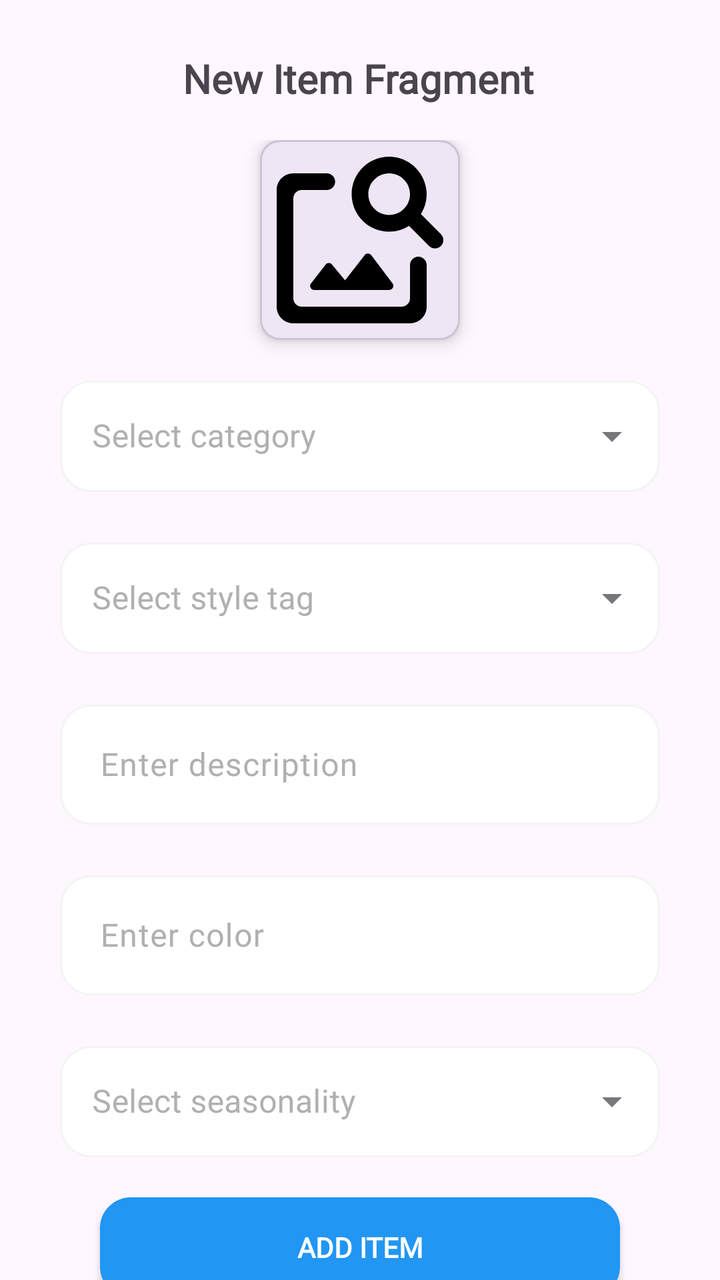
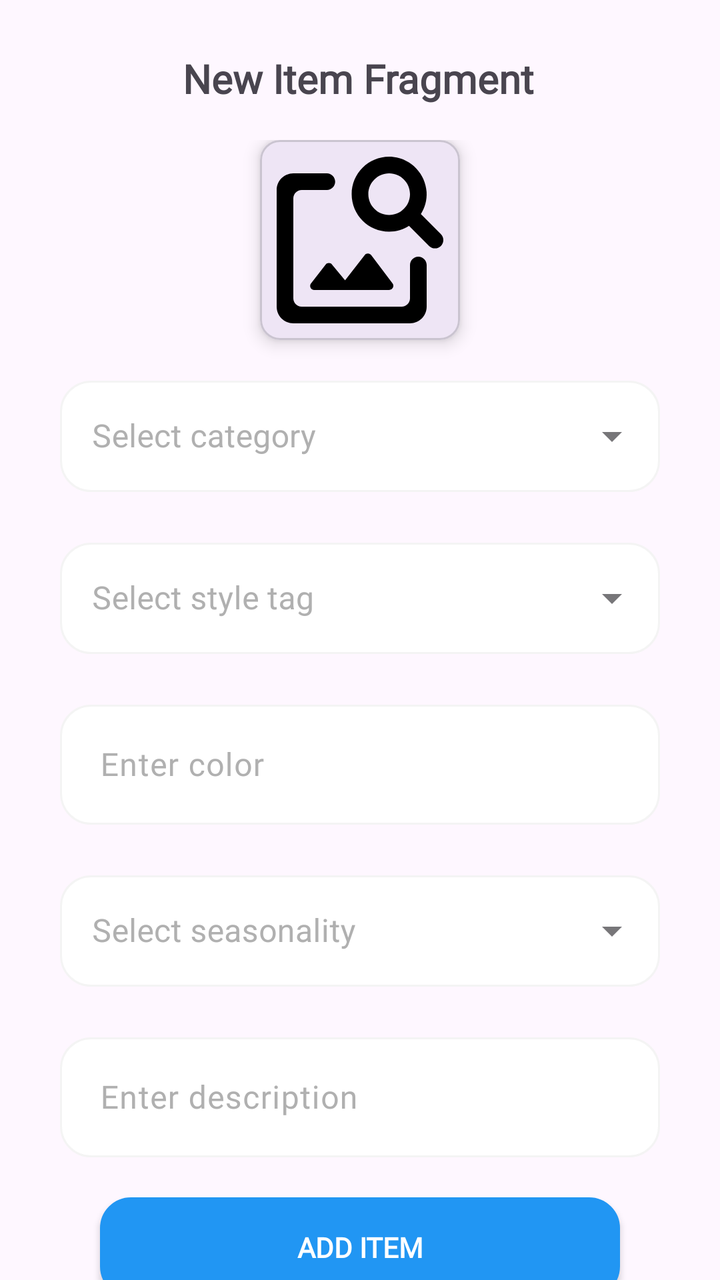

Screens rendered from an Android XML layout before and after an edit, with the pre-edit source and the edit as a unified diff.
<!-- AndroidManifest.xml: application theme Theme.StyleWIZ_vol2 -->
<!-- res/layout/fragment_new_item.xml -->
<?xml version="1.0" encoding="utf-8"?>
<androidx.constraintlayout.widget.ConstraintLayout xmlns:android="http://schemas.android.com/apk/res/android"
    xmlns:app="http://schemas.android.com/apk/res-auto"
    xmlns:tools="http://schemas.android.com/tools"
    android:layout_width="match_parent"
    android:layout_height="match_parent"
    tools:context=".NewItemFragment">

    

    <TextView
        android:id="@+id/textView9"
        android:layout_width="wrap_content"
        android:layout_height="wrap_content"
        android:fontFamily="@font/roboto"
        android:text="New Item Fragment"
        android:textSize="20sp"
        android:textStyle="bold"
        app:layout_constraintBottom_toBottomOf="parent"
        app:layout_constraintEnd_toEndOf="parent"
        app:layout_constraintHorizontal_bias="0.497"
        app:layout_constraintStart_toStartOf="parent"
        app:layout_constraintTop_toTopOf="parent"
        app:layout_constraintVertical_bias="0.042" />


    <LinearLayout
        android:layout_width="match_parent"
        android:layout_height="wrap_content"
        android:layout_marginStart="30dp"
        android:layout_marginTop="70dp"
        android:layout_marginEnd="30dp"
        android:gravity="center"
        android:orientation="vertical"
        app:layout_constraintEnd_toEndOf="parent"
        app:layout_constraintStart_toStartOf="parent"
        app:layout_constraintTop_toTopOf="parent">

        <com.google.android.material.card.MaterialCardView
            android:id="@+id/selectImage"
            android:layout_width="100sp"
            android:layout_height="100sp"
            app:cardCornerRadius="10sp"
            app:cardElevation="5sp">

            <LinearLayout
                android:layout_width="match_parent"
                android:layout_height="match_parent"
                android:gravity="center"
                android:orientation="vertical">

                <ImageView
                    android:id="@+id/itemImage"
                    android:layout_width="match_parent"
                    android:layout_height="match_parent"
                    android:src="@drawable/round_image_search_24" />
            </LinearLayout>


        </com.google.android.material.card.MaterialCardView>


        <com.google.android.material.textfield.TextInputLayout
            android:layout_width="match_parent"
            android:layout_height="wrap_content"
            android:hint="Select category"
            android:textColorHint="@color/gray"
            android:layout_marginTop="15dp"
            style="@style/Widget.MaterialComponents.TextInputLayout.OutlinedBox.ExposedDropdownMenu">

            <AutoCompleteTextView
                android:id="@+id/textCategory"
                android:layout_width="match_parent"
                android:layout_height="wrap_content"
                android:background="@drawable/edittextshape"
                android:inputType="none"/>


        </com.google.android.material.textfield.TextInputLayout>

        <com.google.android.material.textfield.TextInputLayout
            android:layout_width="match_parent"
            android:layout_height="wrap_content"
            android:hint="Select style tag"
            android:textColorHint="@color/gray"
            android:layout_marginTop="20dp"
            style="@style/Widget.MaterialComponents.TextInputLayout.OutlinedBox.ExposedDropdownMenu">

            <AutoCompleteTextView
                android:id="@+id/textStyleTag"
                android:layout_width="match_parent"
                android:layout_height="wrap_content"
                android:background="@drawable/edittextshape"
                android:inputType="none"/>


        </com.google.android.material.textfield.TextInputLayout>


        <com.google.android.material.textfield.TextInputLayout
            android:layout_width="match_parent"
            android:layout_height="wrap_content"
            android:layout_marginTop="20dp"
            android:hint="Enter description"
            android:textColorHint="@color/gray"
            app:hintAnimationEnabled="true">

        <com.google.android.material.textfield.TextInputEditText
            android:id="@+id/textDescription"
            android:layout_width="match_parent"
            android:layout_height="60dp"
            android:paddingStart="20dp"
            android:paddingEnd="15dp"
            android:background="@drawable/edittextshape"
            android:fontFamily="@font/roboto"
            android:singleLine="true"
            android:inputType="text" />
        </com.google.android.material.textfield.TextInputLayout>

        <com.google.android.material.textfield.TextInputLayout
            android:layout_width="match_parent"
            android:layout_height="wrap_content"
            android:layout_marginTop="20dp"
            android:hint="Enter color"
            android:textColorHint="@color/gray"
            app:hintAnimationEnabled="true">

            <com.google.android.material.textfield.TextInputEditText
                android:id="@+id/textColor"
                android:layout_width="match_parent"
                android:layout_height="60dp"
                android:paddingStart="20dp"
                android:paddingEnd="15dp"
                android:background="@drawable/edittextshape"
                android:fontFamily="@font/roboto"
                android:singleLine="true"
                android:inputType="text" />
        </com.google.android.material.textfield.TextInputLayout>


        <com.google.android.material.textfield.TextInputLayout
            android:layout_width="match_parent"
            android:layout_height="wrap_content"
            android:hint="Select seasonality"
            android:textColorHint="@color/gray"
            android:layout_marginTop="20dp"
            style="@style/Widget.MaterialComponents.TextInputLayout.OutlinedBox.ExposedDropdownMenu">

            <AutoCompleteTextView
                android:id="@+id/textSeasonality"
                android:layout_width="match_parent"
                android:layout_height="wrap_content"
                android:background="@drawable/edittextshape"
                android:inputType="none"/>


        </com.google.android.material.textfield.TextInputLayout>

        <androidx.appcompat.widget.AppCompatButton
            android:id="@+id/AddItemBtn"
            android:layout_width="match_parent"
            android:layout_height="50dp"
            android:background="@drawable/edittextshape"
            android:backgroundTint="@color/blue"
            android:text="ADD ITEM"
            android:textColor="@color/white"
            android:fontFamily="@font/roboto"
            android:textStyle="bold"
            android:layout_margin="20dp"/>


    </LinearLayout>

</androidx.constraintlayout.widget.ConstraintLayout>
<!-- resources referenced by this layout -->
<resources>
  <color name="blue">#2196F3</color>
  <color name="gray">#B0B0B0</color>
  <color name="white">#FFFFFFFF</color>
  <!-- drawable edittextshape (drawable) -->
  <?xml version="1.0" encoding="utf-8"?>
  <shape xmlns:android="http://schemas.android.com/apk/res/android">
      <solid android:color="@color/white"/>
      <corners android:radius="15dp"/>
      <stroke android:color="#f4f4f4" android:width="1dp"/>
  </shape>
  <!-- drawable round_image_search_24 (drawable) -->
  <vector android:height="24dp" android:tint="#000000"
      android:viewportHeight="24" android:viewportWidth="24"
      android:width="24dp" xmlns:android="http://schemas.android.com/apk/res/android">
      <path android:fillColor="@android:color/white" android:pathData="M18,15v4c0,0.55 -0.45,1 -1,1L5,20c-0.55,0 -1,-0.45 -1,-1L4,7c0,-0.55 0.45,-1 1,-1h3.02c0.55,0 1,-0.45 1,-1s-0.45,-1 -1,-1L4,4c-1.1,0 -2,0.9 -2,2v14c0,1.1 0.9,2 2,2h14c1.1,0 2,-0.9 2,-2v-5c0,-0.55 -0.45,-1 -1,-1s-1,0.45 -1,1zM15.5,18L6.52,18c-0.42,0 -0.65,-0.48 -0.39,-0.81l1.74,-2.23c0.2,-0.25 0.58,-0.26 0.78,-0.01l1.56,1.88 2.35,-3.02c0.2,-0.26 0.6,-0.26 0.79,0.01l2.55,3.39c0.25,0.32 0.01,0.79 -0.4,0.79zM19.3,8.89c0.48,-0.77 0.75,-1.67 0.69,-2.66 -0.13,-2.15 -1.84,-3.97 -3.97,-4.2C13.3,1.73 11,3.84 11,6.5c0,2.49 2.01,4.5 4.49,4.5 0.88,0 1.7,-0.26 2.39,-0.7l2.41,2.41c0.39,0.39 1.03,0.39 1.42,0 0.39,-0.39 0.39,-1.03 0,-1.42l-2.41,-2.4zM15.5,9C14.12,9 13,7.88 13,6.5S14.12,4 15.5,4 18,5.12 18,6.5 16.88,9 15.5,9z"/>
  </vector>
  <style name="Theme.StyleWIZ_vol2" parent="Base.Theme.StyleWIZ_vol2" />
  <style name="Base.Theme.StyleWIZ_vol2" parent="Theme.Material3.DayNight.NoActionBar">
          
          
      </style>
</resources>

<!-- the commit's change to res/layout/fragment_new_item.xml (unified diff, before → after) -->
@@ -97,25 +97,7 @@
         </com.google.android.material.textfield.TextInputLayout>
 
 
-        <com.google.android.material.textfield.TextInputLayout
-            android:layout_width="match_parent"
-            android:layout_height="wrap_content"
-            android:layout_marginTop="20dp"
-            android:hint="Enter description"
-            android:textColorHint="@color/gray"
-            app:hintAnimationEnabled="true">
 
-        <com.google.android.material.textfield.TextInputEditText
-            android:id="@+id/textDescription"
-            android:layout_width="match_parent"
-            android:layout_height="60dp"
-            android:paddingStart="20dp"
-            android:paddingEnd="15dp"
-            android:background="@drawable/edittextshape"
-            android:fontFamily="@font/roboto"
-            android:singleLine="true"
-            android:inputType="text" />
-        </com.google.android.material.textfield.TextInputLayout>
 
         <com.google.android.material.textfield.TextInputLayout
             android:layout_width="match_parent"
@@ -156,6 +138,26 @@
 
         </com.google.android.material.textfield.TextInputLayout>
 
+        <com.google.android.material.textfield.TextInputLayout
+            android:layout_width="match_parent"
+            android:layout_height="wrap_content"
+            android:layout_marginTop="20dp"
+            android:hint="Enter description"
+            android:textColorHint="@color/gray"
+            app:hintAnimationEnabled="true">
+
+            <com.google.android.material.textfield.TextInputEditText
+                android:id="@+id/textDescription"
+                android:layout_width="match_parent"
+                android:layout_height="60dp"
+                android:paddingStart="20dp"
+                android:paddingEnd="15dp"
+                android:background="@drawable/edittextshape"
+                android:fontFamily="@font/roboto"
+                android:singleLine="true"
+                android:inputType="text" />
+        </com.google.android.material.textfield.TextInputLayout>
+
         <androidx.appcompat.widget.AppCompatButton
             android:id="@+id/AddItemBtn"
             android:layout_width="match_parent"
